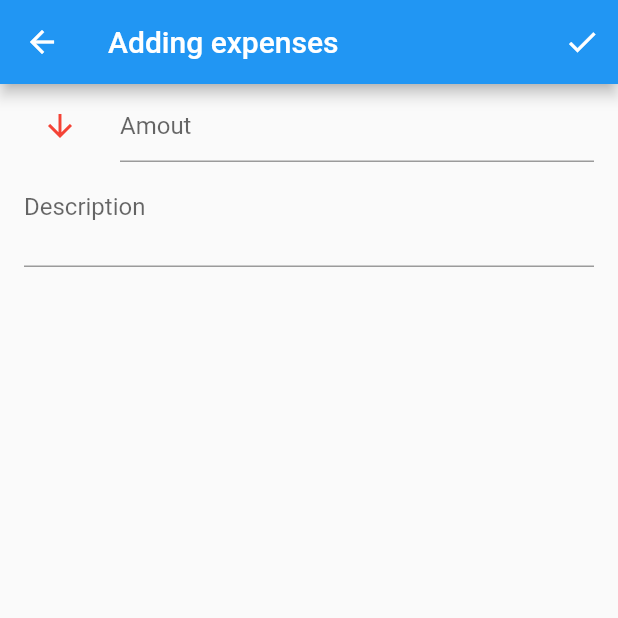
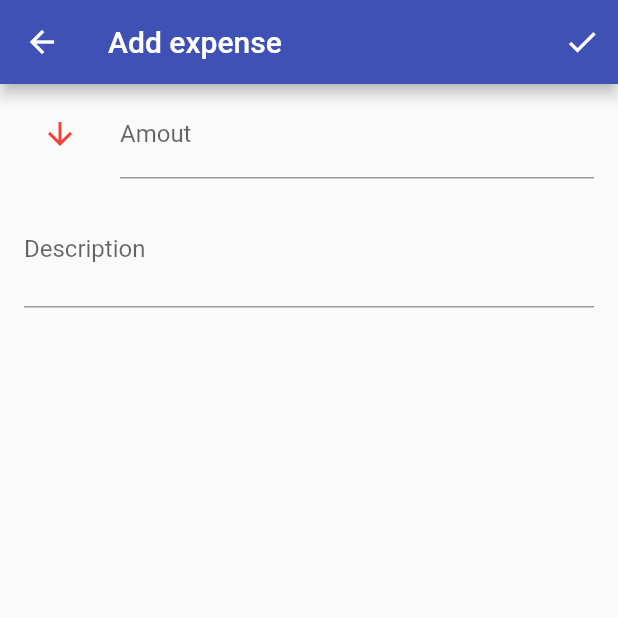
Before and after one commit to fabricenyonato/my_expenses, a Flutter app: the screen it shows after launch, after a tap on the "add" icon, on a phone screen of 412 x 824 dp, the top half of it. Run offline on Flutter 3.47's test engine with Material 2 defaults, Android fonts, the phone set to English and light mode, and no system bars; our stand-ins replace sqflite; accounts and stored records are empty.

Commit message:
next day

```diff
--- a/lib/adding_expenses_page.dart
+++ b/lib/add_expense_page.dart
@@ -1,17 +1,17 @@
 import 'package:flutter/material.dart';
-import './types.dart';
-import './my_spend_db.dart';
+import './utils.dart';
+import './my_expenses_db.dart';
 
-class AddingExpensesPage extends StatefulWidget {
+class AddExpensePage extends StatefulWidget {
     @override
-    _AddingExpensesPageState createState() => _AddingExpensesPageState();
+    _AddExpensePageState createState() => _AddExpensePageState();
 }
 
-class _AddingExpensesPageState extends State<AddingExpensesPage> with SingleTickerProviderStateMixin {
-    final Text _title = Text('Adding expenses');
-    final GlobalKey<FormState> _formKey = GlobalKey<FormState>();
-    SpentModel _spent = SpentModel();
-    SpentMeaning _spentMeaning = SpentMeaning.exits;
+class _AddExpensePageState extends State<AddExpensePage> with SingleTickerProviderStateMixin {
+    final Text _title = Text('Add expense');
+    final GlobalKey<FormState> _formKey = GlobalKey();
+    ExpenseModel _expense = ExpenseModel();
+    ExpenseMeaning _expenseMeaning = ExpenseMeaning.EXITS;
 
     @override
     void initState() {
@@ -42,7 +42,7 @@ class _AddingExpensesPageState extends State<AddingExpensesPage> with SingleTick
                         ListTile(
                             leading: IconButton(
                                 icon: () {
-                                    if (_spentMeaning == SpentMeaning.entered) {
+                                    if (_expenseMeaning == ExpenseMeaning.ENTERED) {
                                         return Icon(
                                             Icons.arrow_upward,
                                             color: Colors.green
@@ -56,23 +56,23 @@ class _AddingExpensesPageState extends State<AddingExpensesPage> with SingleTick
                                 }(),
                                 onPressed: () {
                                     setState(() {
-                                        if (_spentMeaning == SpentMeaning.entered) {
-                                            _spentMeaning = SpentMeaning.exits;
+                                        if (_expenseMeaning == ExpenseMeaning.ENTERED) {
+                                            _expenseMeaning = ExpenseMeaning.EXITS;
                                             return;
                                         }
 
-                                        _spentMeaning = SpentMeaning.entered;
+                                        _expenseMeaning = ExpenseMeaning.ENTERED;
                                     });
                                 },
                             ),
                             title: TextFormField(
                                 keyboardType: TextInputType.number,
                                 decoration: InputDecoration(
-                                    hintText: 'Amout'
+                                    labelText: 'Amout'
                                 ),
                                 onSaved: (String value) {
                                     try {
-                                        _spent.amount = double.tryParse(value);
+                                        _expense.amount = double.tryParse(value);
                                     } catch (e) {
                                         print(e);
                                     }
@@ -82,10 +82,10 @@ class _AddingExpensesPageState extends State<AddingExpensesPage> with SingleTick
                         ListTile(
                             title: TextFormField(
                                 decoration: InputDecoration(
-                                    hintText: 'Description',
+                                    labelText: 'Description',
                                 ),
                                 onSaved: (String value) {
-                                    _spent.description = value;
+                                    _expense.description = value;
                                 },
                                 keyboardType: TextInputType.multiline,
                                 maxLines: 2,
@@ -99,9 +99,9 @@ class _AddingExpensesPageState extends State<AddingExpensesPage> with SingleTick
 
     void _save() {
         _formKey.currentState.save();
-        _spent.amount *= _spentMeaning == SpentMeaning.entered ? 1 : -1;
+        _expense.amount *= _expenseMeaning == ExpenseMeaning.ENTERED ? 1 : -1;
 
-        addSpent(_spent)
+        addExpense(_expense)
         .then((int id) {
             Navigator.pop(context, id);
         })
--- a/lib/app.dart
+++ b/lib/app.dart
@@ -1,22 +1,23 @@
 import 'package:flutter/material.dart';
-import './spending_page.dart';
-import './adding_expenses_page.dart';
+import './expenses_page.dart';
+import './add_expense_page.dart';
+import './utils.dart';
 
 class App extends StatelessWidget {
     final ThemeData _theme = new ThemeData(
-        primarySwatch: Colors.blue,
+        primarySwatch: Colors.indigo,
     );
 
     @override
     Widget build(BuildContext context) => new MaterialApp(
-        title: 'My spend',
+        title: 'My expenses',
         theme: _theme,
-        home: new SpendingPage(),
+        home: new ExpensesPage(),
         routes: _getRoutes(context),
     );
 
     Map<String, WidgetBuilder> _getRoutes(BuildContext context) => {
-        '/spending': (context) => new SpendingPage(),
-        '/adding_expenses': (context) => new AddingExpensesPage(),
+        Routes.EXPENSES_PAGE: (context) => new ExpensesPage(),
+        Routes.ADD_EXPENSE_PAGE: (context) => new AddExpensePage(),
     };
 }
--- /dev/null
+++ b/lib/expenses_page.dart
@@ -0,0 +1,183 @@
+import 'package:flutter/material.dart';
+import 'package:intl/intl.dart';
+import './my_expenses_db.dart';
+import './utils.dart';
+
+class ExpensesPage extends StatefulWidget {
+    @override
+    _ExpensesPageState createState() => new _ExpensesPageState();
+}
+
+class _ExpensesPageState extends State<ExpensesPage> with SingleTickerProviderStateMixin {
+    List<ExpenseModel> _expenses = [];
+    DateTime _date = DateTime.now();
+    DateTime _firstExpenseDate;
+    final GlobalKey<ScaffoldState> _scaffoldKey = GlobalKey();
+
+    @override
+    void initState() {
+        super.initState();
+        _getExpenses();
+        _getFirstExpenseDate();
+    }
+
+    @override
+    void dispose() {
+        super.dispose();
+    }
+
+    @override
+    Widget build(BuildContext context) {
+        return new Scaffold(
+            key: _scaffoldKey,
+            appBar: new AppBar(
+                title: Text(_isToday() ? 'Today' : DateFormat.yMMMMd().format(_date)),
+                actions: [
+                    IconButton(
+                        icon: Icon(Icons.navigate_before),
+                        onPressed: _changeDay(false),
+                    ),
+                    IconButton(
+                        icon: Icon(Icons.navigate_next),
+                        onPressed: _changeDay(),
+                    ),
+                    PopupMenuButton<int>(
+                        onSelected: onAppBarDropdownButtonChanged,
+                        itemBuilder: (BuildContext context) => [
+                            PopupMenuItem(
+                                value: 0,
+                                child: const Text('Solde')
+                            ),
+                        ],
+                    )
+                ],
+            ),
+            body: ListView(
+                children: ListTile.divideTiles(
+                    context: context,
+                    tiles: _spendingTiles()
+                )
+                .toList()
+            ),
+            floatingActionButton: FloatingActionButton(
+                onPressed: _openAddExpensePage,
+                tooltip: 'Add expense',
+                child: Icon(Icons.add),
+            ),
+        );
+    }
+
+    Iterable<ListTile> _spendingTiles() {
+        return _expenses.map((ExpenseModel expense) {
+            return ListTile(
+                leading: () {
+                    if (expense.amount.isNegative) {
+                        return Icon(
+                            Icons.arrow_downward,
+                            color: Colors.red
+                        );
+                    }
+
+                    return Icon(
+                        Icons.arrow_upward,
+                        color: Colors.green
+                    );
+                }(),
+                title: Text(expense.amount.abs().toString()),
+                subtitle: Text(expense.description),
+                trailing: Text(DateFormat.Hm().format(expense.date)),
+                onTap: () {},
+            );
+        });
+    }
+
+    void _getExpenses() {
+        getExpenses(date: _date)
+        .then((List<ExpenseModel> expenses) {
+            print(expenses);
+            setState(() {
+                _expenses = expenses;
+            });
+        })
+        .catchError((e) {
+            print(e);
+        });
+    }
+
+    void _getFirstExpenseDate() {
+        getFirstExpenseDate()
+        .then((DateTime d) {
+            _firstExpenseDate = d;
+        })
+        .catchError((e) {
+            print(e);
+        });
+    }
+
+    void _openAddExpensePage() {
+        Navigator.pushNamed(context, Routes.ADD_EXPENSE_PAGE)
+        .then((id) {
+            if (id == null) {
+                return;
+            }
+
+            getExpenseById(id)
+            .then((ExpenseModel s) {
+                setState(() {
+                    _expenses.insert(0, s);
+                });
+            })
+            .catchError((e) {
+                print(e);
+            });
+        });
+    }
+
+    bool _isToday() {
+        final DateTime today = DateTime.now();
+
+        return today.day == _date.day && today.month == _date.month && today.year == _date.year;
+    }
+
+    bool _isFirstExpenseDate() {
+        if (_firstExpenseDate == null) {
+            return true;
+        }
+
+        return _firstExpenseDate.day == _date.day && _firstExpenseDate.month == _date.month && _firstExpenseDate.year == _date.year;
+    }
+
+    VoidCallback _changeDay([bool next = true]) {
+        if (_isToday() && next) {
+            return null;
+        }
+
+        if (_isFirstExpenseDate() && !next) {
+            return null;
+        }
+
+        return () {
+            setState(() {
+                _date = _date.add(Duration(days: next ? 1 : -1));
+            });
+
+            _getExpenses();
+        };
+    }
+
+    void onAppBarDropdownButtonChanged(int value) {
+        if (value == 0) {
+            getSolde()
+            .then((double solde) {
+                _scaffoldKey.currentState.showSnackBar(SnackBar(
+                    content: Text('Solde: $solde'),
+                ));
+            })
+            .catchError((e) {
+                print(e);
+            });
+
+            return;
+        }
+    }
+}
--- /dev/null
+++ b/lib/my_expenses_db.dart
@@ -0,0 +1,184 @@
+import 'dart:async';
+import 'package:sqflite/sqflite.dart';
+import 'package:path/path.dart';
+import 'package:intl/intl.dart';
+import './utils.dart';
+
+Future<Database> _getDB() {
+    Completer<Database> c = new Completer();
+
+    getDatabasesPath()
+    .then((String path) {
+        // deleteDatabase(path)
+        // .then((r) {
+        //     print(r);
+        // })
+        // .catchError((e) {
+        //     print(e);
+        // });
+
+        openDatabase(
+            join(path, 'my_expenses.db'),
+            version: 1,
+            onCreate: _createDB
+        )
+        .then((Database db) {
+            c.complete(db);
+        })
+        .catchError((e) {
+            c.completeError(e);
+        });
+    })
+    .catchError((e) {
+        c.completeError(e);
+    });
+
+    return c.future;
+}
+
+Future<List<ExpenseModel>> getExpenses({
+    DateTime date
+}) {
+    Completer<List<ExpenseModel>> c = new Completer();
+    String sql = 'SELECT * FROM ${DBTables.EXPENSE} ORDER BY date_ DESC';
+    List args = [];
+
+    if (date != null) {
+        sql = 'SELECT * FROM ${DBTables.EXPENSE} WHERE date(date_)=? ORDER BY date_ DESC';
+        args = [DateFormat('yyyy-MM-dd').format(date)];
+    }
+
+    _getDB()
+    .then((Database db) {
+        db.rawQuery(sql, args)
+        .then((List<Map<String, dynamic>> _spending) {
+            List<ExpenseModel> spending = [];
+
+            _spending.forEach((Map<String, dynamic> _spent) {
+                ExpenseModel spent = ExpenseModel();
+                spent.id = _spent['id'];
+                spent.amount = _spent['amount'];
+                spent.date = DateTime.parse(_spent['date_']);
+                spent.description = _spent['description'].toString();
+
+                spending.add(spent);
+            });
+
+            c.complete(spending);
+        })
+        .catchError((e) {
+            c.completeError(e);
+        });
+    })
+    .catchError((e) {
+        c.completeError(e);
+    });
+
+    return c.future;
+}
+
+Future<ExpenseModel> getExpenseById(int id) {
+    Completer<ExpenseModel> c = new Completer();
+
+    _getDB()
+    .then((Database db) {
+        db.rawQuery('SELECT * FROM ${DBTables.EXPENSE} WHERE id=?', [id])
+        .then((List<Map<String, dynamic>> expenses) {
+            if (expenses.length != 1) {
+                c.completeError(null);
+                return;
+            }
+
+            final Map<String, dynamic> _expense = expenses[0];
+            ExpenseModel expense = ExpenseModel();
+            expense.id = _expense['id'];
+            expense.amount = _expense['amount'];
+            expense.date = DateTime.parse(_expense['date_']);
+            expense.description = _expense['description'].toString();
+
+            c.complete(expense);
+        })
+        .catchError((e) {
+            c.completeError(e);
+        });
+    })
+    .catchError((e) {
+        c.completeError(e);
+    });
+
+    return c.future;
+}
+
+Future<DateTime> getFirstExpenseDate() {
+    Completer<DateTime> c = new Completer();
+
+    _getDB()
+    .then((Database db) {
+        db.rawQuery('SELECT date_ FROM ${DBTables.EXPENSE} ORDER BY date_ ASC LIMIT 1')
+        .then((List<Map<String, dynamic>> expenses) {
+            if (expenses.length != 1) {
+                c.completeError(null);
+                return;
+            }
+
+            c.complete(DateTime.parse(expenses[0]['date_']));
+        })
+        .catchError((e) {
+            c.completeError(e);
+        });
+    })
+    .catchError((e) {
+        c.completeError(e);
+    });
+
+    return c.future;
+}
+
+Future<double> getSolde() {
+    Completer<double> c = new Completer();
+
+    _getDB()
+    .then((Database db) {
+        db.rawQuery('SELECT SUM(amount) AS solde FROM ${DBTables.EXPENSE}')
+        .then((List<Map<String, dynamic>> expenses) {
+            if (expenses.length != 1) {
+                c.completeError(null);
+                return;
+            }
+
+            c.complete(expenses[0]['solde']);
+        })
+        .catchError((e) {
+            c.completeError(e);
+        });
+    })
+    .catchError((e) {
+        c.completeError(e);
+    });
+
+    return c.future;
+}
+
+FutureOr _createDB (Database db, int version) {
+    return db.execute('CREATE TABLE ${DBTables.EXPENSE} (id INTEGER PRIMARY KEY AUTOINCREMENT, amount DOUBLE NOT NULL, description TEXT, date_ DATETIME DEFAULT (datetime(\'now\')))');
+}
+
+Future<int> addExpense(ExpenseModel expense) {
+    Completer<int> c = new Completer();
+
+    _getDB()
+    .then((Database db) {
+        db.rawInsert('INSERT INTO ${DBTables.EXPENSE}(amount, description) VALUES(?, ?)', [expense.amount, expense.description])
+        .then((id) {
+            c.complete(id);
+        })
+        .catchError((e) {
+            c.completeError(e);
+        });
+    })
+    .catchError((e) {
+        c.completeError(e);
+    });
+
+    return c.future;
+}
--- a/lib/my_spend_db.dart
+++ /dev/null
@@ -1,124 +0,0 @@
-import 'dart:async';
-import 'package:sqflite/sqflite.dart';
-import 'package:path/path.dart';
-import './types.dart';
-
-Future<Database> _getDB() {
-    Completer<Database> c = new Completer();
-
-    getDatabasesPath()
-    .then((String path) {
-        // deleteDatabase(path)
-        // .then((r) {
-        //     print(r);
-        // })
-        // .catchError((e) {
-        //     print(e);
-        // });
-
-        openDatabase(
-            join(path, 'my_spend.db'),
-            version: 1,
-            onCreate: _createDB
-        )
-        .then((Database db) {
-            c.complete(db);
-        })
-        .catchError((e) {
-            c.completeError(e);
-        });
-    })
-    .catchError((e) {
-        c.completeError(e);
-    });
-
-    return c.future;
-}
-
-Future<List<SpentModel>> getSpents() {
-    Completer<List<SpentModel>> c = new Completer();
-
-    _getDB()
-    .then((Database db) {
-        db.rawQuery('SELECT * FROM spent ORDER BY date_ DESC')
-        .then((List<Map<String, dynamic>> _spending) {
-            List<SpentModel> spending = [];
-
-            _spending.forEach((Map<String, dynamic> _spent) {
-                SpentModel spent = SpentModel();
-                spent.id = _spent['id'];
-                spent.amount = _spent['amount'];
-                spent.date = DateTime.parse(_spent['date_']);
-                spent.description = _spent['description'].toString();
-
-                spending.add(spent);
-            });
-
-            c.complete(spending);
-        })
-        .catchError((e) {
-            c.completeError(e);
-        });
-    })
-    .catchError((e) {
-        c.completeError(e);
-    });
-
-    return c.future;
-}
-
-Future<SpentModel> getSpentById(int id) {
-    Completer<SpentModel> c = new Completer();
-
-    _getDB()
-    .then((Database db) {
-        db.rawQuery('SELECT * FROM spent WHERE id=?', [id])
-        .then((List<Map<String, dynamic>> spending) {
-            if (spending.length != 1) {
-                c.completeError(null);
-                return;
-            }
-
-            final Map<String, dynamic> _spent = spending[0];
-            SpentModel spent = SpentModel();
-            spent.id = _spent['id'];
-            spent.amount = _spent['amount'];
-            spent.date = DateTime.parse(_spent['date_']);
-            spent.description = _spent['description'].toString();
-
-            c.complete(spent);
-        })
-        .catchError((e) {
-            c.completeError(e);
-        });
-    })
-    .catchError((e) {
-        c.completeError(e);
-    });
-
-    return c.future;
-}
-
-FutureOr _createDB (Database db, int version) {
-    return db.execute('CREATE TABLE spent (id INTEGER PRIMARY KEY AUTOINCREMENT, amount DOUBLE NOT NULL, description TEXT, date_ DATETIME DEFAULT (datetime(\'now\')))');
-}
-
-Future<int> addSpent(SpentModel spent) {
-    Completer<int> c = new Completer();
-
-    _getDB()
-    .then((Database db) {
-        db.rawInsert('INSERT INTO spent(amount, description) VALUES(?, ?)', [spent.amount, spent.description])
-        .then((id) {
-            c.complete(id);
-        })
-        .catchError((e) {
-            c.completeError(e);
-        });
-    })
-    .catchError((e) {
-        c.completeError(e);
-    });
-
-    return c.future;
-}
--- a/lib/spending_page.dart
+++ /dev/null
@@ -1,98 +0,0 @@
-import 'package:flutter/material.dart';
-import './my_spend_db.dart';
-import './types.dart';
-
-class SpendingPage extends StatefulWidget {
-    @override
-    _SpendingPageState createState() => new _SpendingPageState();
-}
-
-class _SpendingPageState extends State<SpendingPage> with SingleTickerProviderStateMixin {
-    final Text _title = new Text('Spending');
-    List<SpentModel> _spending = [];
-
-    @override
-    void initState() {
-        super.initState();
-        _getSpents();
-    }
-
-    @override
-    void dispose() {
-        super.dispose();
-    }
-
-    @override
-    Widget build(BuildContext context) {
-        return new Scaffold(
-            appBar: new AppBar(
-                title: _title,
-                actions: [
-                    IconButton(
-                        icon: new Icon(Icons.add),
-                        onPressed: () {
-                            Navigator.pushNamed(context, '/adding_expenses')
-                            .then((id) {
-                                if (id == null) {
-                                    return;
-                                }
-
-                                getSpentById(id)
-                                .then((SpentModel s) {
-                                    setState(() {
-                                        _spending.insert(0, s);
-                                    });
-                                })
-                                .catchError((e) {
-                                    print(e);
-                                });
-                            });
-                        },
-                    )
-                ],
-            ),
-            body: ListView(
-                children: ListTile.divideTiles(
-                    context: context,
-                    tiles: _spendingTiles()
-                )
-                .toList()
-            )
-        );
-    }
-
-    Iterable<ListTile> _spendingTiles() {
-        return _spending.map((SpentModel s) => ListTile(
-            leading: () {
-                if (s.amount.isNegative) {
-                    return Icon(
-                        Icons.arrow_downward,
-                        color: Colors.red
-                    );
-                }
-
-                return Icon(
-                    Icons.arrow_upward,
-                    color: Colors.green
-                );
-            }(),
-            title: Text(s.amount.abs().toString()),
-            subtitle: Text(s.description),
-            trailing: Text('${s.date.hour.toString()}:${s.date.minute.toString()}'),
-            onTap: () {},
-        ));
-    }
-
-    void _getSpents() {
-        getSpents()
-        .then((List<SpentModel> spending) {
-            print(spending);
-            setState(() {
-                _spending = spending;
-            });
-        })
-        .catchError((e) {
-            print(e);
-        });
-    }
-}
--- a/lib/types.dart
+++ /dev/null
@@ -1,14 +0,0 @@
-class SpentModel {
-    int id = 0;
-    double amount = 0.0;
-    String description = '';
-    DateTime date;
-
-    @override
-    String toString() => 'SpentModel(\n\tid: $id\n\tamount: $amount,\n\tdescription: $description\n\tdate: $date\n)';
-}
-
-enum SpentMeaning {
-    exits,
-    entered
-}
--- /dev/null
+++ b/lib/utils.dart
@@ -0,0 +1,27 @@
+class ExpenseModel {
+    int id;
+    double amount = 0.0;
+    String description;
+    DateTime date;
+
+    @override
+    String toString() => '${runtimeType.toString()}(\n\tid: $id\n\tamount: $amount,\n\tdescription: $description\n\tdate: $date\n)';
+}
+
+enum ExpenseMeaning {
+    EXITS,
+    ENTERED
+}
+
+class DBTables {
+    static const String EXPENSE = 'expense';
+
+    DBTables._();
+}
+
+class Routes {
+    static const String EXPENSES_PAGE = '/expenses';
+    static const String ADD_EXPENSE_PAGE = '/add_expense';
+
+    Routes._();
+}
--- a/pubspec.yaml
+++ b/pubspec.yaml
@@ -13,8 +13,9 @@ dependencies:
   flutter:
     sdk: flutter
   sqflite: "^0.11.0"
-  path_provider: "^0.4.1"
+  # path_provider: "^0.4.1"
   path: "^1.6.1"
+  intl: "^0.15.6"
 
   # The following adds the Cupertino Icons font to your application.
   # Use with the CupertinoIcons class for iOS style icons.
```
Also changed, not shown: pubspec.lock.
